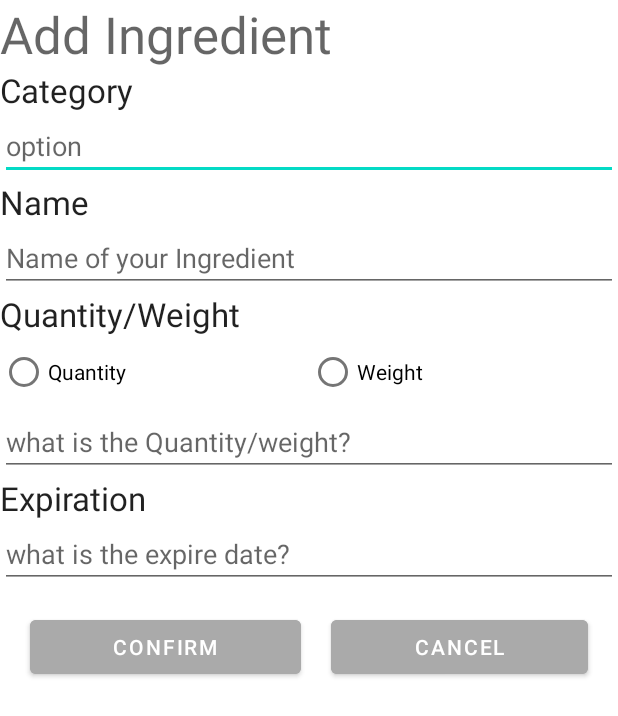
After one commit to Awesomedonut/CookSmart, an Android app: the layout fridge_insert.xml on its own in the app's theme, with its tools: preview values and no code run, on a phone screen of 412 x 824 dp. The commit adds this screen. Shown: the top 716 px of the screen. Run offline under Robolectric (Android 15) with nearby library versions, the phone set to English and light mode, and no system bars.

Commit message:
add the fridge_insert.xml

```diff
--- a/Project/app/src/main/res/layout/fragment_fridge.xml
+++ b/Project/app/src/main/res/layout/fragment_fridge.xml
@@ -6,17 +6,5 @@
     android:layout_height="match_parent"
     tools:context=".ui.fridge.FridgeFragment">
 
-    <TextView
-        android:id="@+id/text_dashboard"
-        android:layout_width="match_parent"
-        android:layout_height="wrap_content"
-        android:layout_marginStart="8dp"
-        android:layout_marginTop="8dp"
-        android:layout_marginEnd="8dp"
-        android:textAlignment="center"
-        android:textSize="20sp"
-        app:layout_constraintBottom_toBottomOf="parent"
-        app:layout_constraintEnd_toEndOf="parent"
-        app:layout_constraintStart_toStartOf="parent"
-        app:layout_constraintTop_toTopOf="parent" />
+
 </androidx.constraintlayout.widget.ConstraintLayout>
--- /dev/null
+++ b/Project/app/src/main/res/layout/fridge_insert.xml
@@ -0,0 +1,126 @@
+<?xml version="1.0" encoding="utf-8"?>
+<ScrollView xmlns:android="http://schemas.android.com/apk/res/android"
+    android:layout_width="match_parent"
+    android:layout_height="match_parent"
+    android:fillViewport="true">
+
+    <LinearLayout
+        android:layout_width="match_parent"
+        android:layout_height="wrap_content"
+        android:orientation="vertical">
+
+        <TextView
+            android:layout_width="wrap_content"
+            android:layout_height="wrap_content"
+            android:text="@string/ingredient_insert"
+            android:textAppearance="@style/TextAppearance.AppCompat.Display1" />
+
+        <TextView
+            android:layout_width="wrap_content"
+            android:layout_height="wrap_content"
+            android:text="@string/category"
+            android:textAppearance="@style/TextAppearance.AppCompat.Large" />
+
+        <EditText
+            android:id="@+id/category"
+            android:layout_width="match_parent"
+            android:layout_height="wrap_content"
+            android:hint="option" />
+
+        <TextView
+            android:layout_width="wrap_content"
+            android:layout_height="wrap_content"
+            android:text="@string/name"
+            android:textAppearance="@style/TextAppearance.AppCompat.Large" />
+
+        <EditText
+            android:id="@+id/name_ingredient"
+            android:layout_width="match_parent"
+            android:layout_height="wrap_content"
+            android:hint="Name of your Ingredient" />
+
+        <TextView
+            android:layout_width="wrap_content"
+            android:layout_height="wrap_content"
+            android:text="@string/quantity_weight"
+            android:textAppearance="@style/TextAppearance.AppCompat.Large" />
+
+        <RadioGroup
+            android:layout_width="match_parent"
+            android:layout_height="wrap_content"
+            android:orientation="horizontal"
+            android:id="@+id/measurement">
+
+            <RadioButton
+                android:id="@+id/button_quantity"
+                android:layout_width="match_parent"
+                android:layout_height="wrap_content"
+                android:layout_weight="1"
+                android:text="@string/quantity" />
+
+            <RadioButton
+                android:id="@+id/button_weight"
+                android:layout_width="match_parent"
+                android:layout_height="wrap_content"
+                android:layout_weight="1"
+                android:text="@string/weight" />
+
+        </RadioGroup>
+
+        <EditText
+            android:id="@+id/quantity_weight"
+            android:layout_width="match_parent"
+            android:layout_height="wrap_content"
+            android:hint="what is the Quantity/weight?" />
+
+        <TextView
+            android:layout_width="wrap_content"
+            android:layout_height="wrap_content"
+            android:text="@string/expiration"
+            android:textAppearance="@style/TextAppearance.AppCompat.Large" />
+        <EditText
+            android:id="@+id/expiration"
+            android:layout_width="match_parent"
+            android:layout_height="wrap_content"
+            android:hint="what is the expire date?" />
+
+        <LinearLayout
+            android:layout_width="match_parent"
+            android:layout_height="wrap_content"
+            android:layout_marginTop="15dp"
+            android:orientation="horizontal">
+
+            <Space
+                android:layout_width="20dp"
+                android:layout_height="match_parent" />
+
+            <Button
+                android:id="@+id/button_confirm"
+                android:layout_width="wrap_content"
+                android:layout_height="match_parent"
+                android:layout_marginStart="0dp"
+                android:layout_weight="1"
+                android:backgroundTint="@android:color/darker_gray"
+                android:text="@string/button_confirm"
+                android:onClick="onSaveClick"/>
+
+            <Space
+                android:layout_width="20dp"
+                android:layout_height="match_parent" />
+
+            <Button
+                android:id="@+id/button_cancel"
+                android:layout_width="wrap_content"
+                android:layout_height="match_parent"
+                android:layout_weight="1"
+                android:backgroundTint="@android:color/darker_gray"
+                android:text="@string/button_cancel"
+                android:onClick="onCancelClick"/>
+
+            <Space
+                android:layout_width="20dp"
+                android:layout_height="match_parent" />
+
+        </LinearLayout>
+    </LinearLayout>
+</ScrollView>
--- a/Project/app/src/main/res/values/strings.xml
+++ b/Project/app/src/main/res/values/strings.xml
@@ -3,4 +3,14 @@
     <string name="title_recipe">Recipe</string>
     <string name="title_fridge">Fridge</string>
     <string name="title_calendar">Calendar</string>
+
+    <string name="ingredient_insert">Add Ingredient</string>
+    <string name="category">Category</string>
+    <string name="name">Name</string>
+    <string name="quantity_weight">Quantity/Weight</string>
+    <string name="quantity">Quantity</string>
+    <string name="weight">Weight</string>
+    <string name="expiration">Expiration</string>
+    <string name="button_confirm">Confirm</string>
+    <string name="button_cancel">Cancel</string>
 </resources>
```
